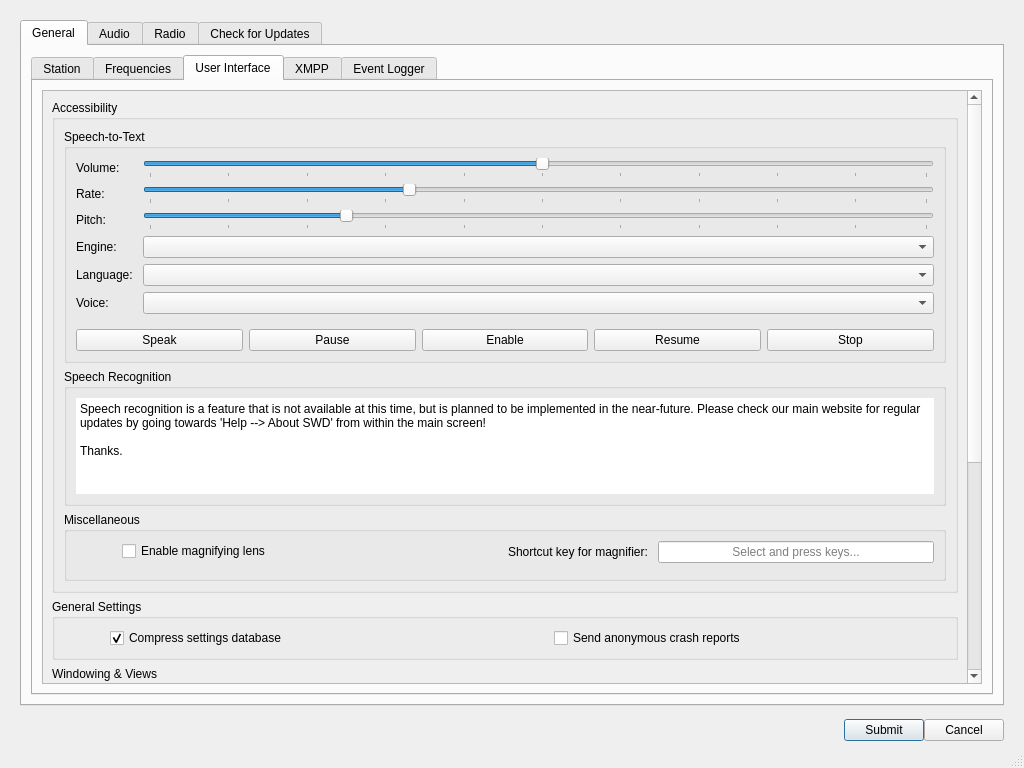
Above: src/ui/dialogsettings.ui from GekkoFyre/small-world-deluxe before the change. Below: the same form after it.
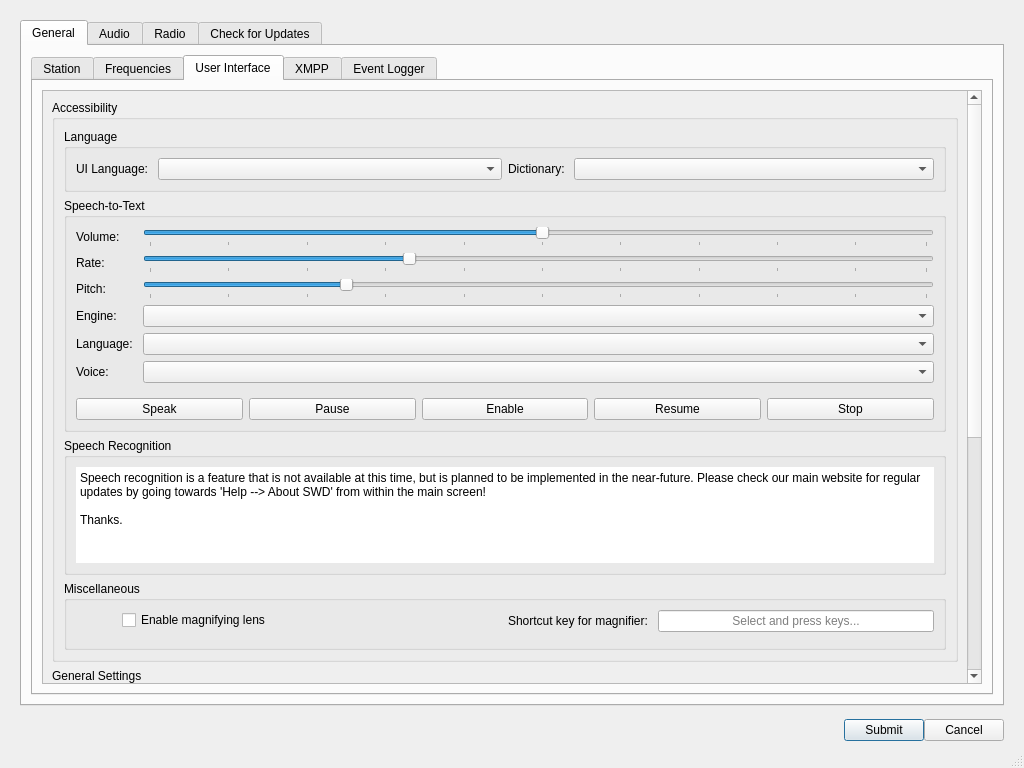
That is the form after the change. The open tabs and pages were chosen to show the change.

What changed in the file:
```diff
--- a/src/ui/dialogsettings.ui
+++ b/src/ui/dialogsettings.ui
@@ -587,7 +587,7 @@
                       <x>0</x>
                       <y>0</y>
                       <width>901</width>
-                      <height>998</height>
+                      <height>1067</height>
                      </rect>
                     </property>
                     <layout class="QVBoxLayout" name="verticalLayout_23">
@@ -597,6 +597,155 @@
                         <string>Accessibility</string>
                        </property>
                        <layout class="QVBoxLayout" name="verticalLayout_50">
+                        <item>
+                         <widget class="QGroupBox" name="groupBox_accessibility_lang_spellchecking">
+                          <property name="title">
+                           <string>Language</string>
+                          </property>
+                          <layout class="QVBoxLayout" name="verticalLayout_66">
+                           <item>
+                            <widget class="QFrame" name="frame_accessibility_lang_spellchecking">
+                             <property name="frameShape">
+                              <enum>QFrame::NoFrame</enum>
+                             </property>
+                             <property name="frameShadow">
+                              <enum>QFrame::Plain</enum>
+                             </property>
+                             <layout class="QHBoxLayout" name="horizontalLayout_54">
+                              <property name="leftMargin">
+                               <number>0</number>
+                              </property>
+                              <property name="topMargin">
+                               <number>0</number>
+                              </property>
+                              <property name="rightMargin">
+                               <number>0</number>
+                              </property>
+                              <property name="bottomMargin">
+                               <number>0</number>
+                              </property>
+                              <item>
+                               <widget class="QFrame" name="frame_accessibility_lang_left">
+                                <property name="frameShape">
+                                 <enum>QFrame::NoFrame</enum>
+                                </property>
+                                <property name="frameShadow">
+                                 <enum>QFrame::Plain</enum>
+                                </property>
+                                <layout class="QFormLayout" name="formLayout_38">
+                                 <property name="leftMargin">
+                                  <number>0</number>
+                                 </property>
+                                 <property name="topMargin">
+                                  <number>0</number>
+                                 </property>
+                                 <property name="rightMargin">
+                                  <number>0</number>
+                                 </property>
+                                 <property name="bottomMargin">
+                                  <number>0</number>
+                                 </property>
+                                 <item row="0" column="0">
+                                  <widget class="QLabel" name="label_accessibility_lang_ui">
+                                   <property name="text">
+                                    <string>UI Language: </string>
+                                   </property>
+                                  </widget>
+                                 </item>
+                                 <item row="0" column="1">
+                                  <widget class="QFrame" name="frame_accessibility_lang_ui">
+                                   <property name="frameShape">
+                                    <enum>QFrame::NoFrame</enum>
+                                   </property>
+                                   <property name="frameShadow">
+                                    <enum>QFrame::Plain</enum>
+                                   </property>
+                                   <layout class="QHBoxLayout" name="horizontalLayout_55">
+                                    <property name="leftMargin">
+                                     <number>0</number>
+                                    </property>
+                                    <property name="topMargin">
+                                     <number>0</number>
+                                    </property>
+                                    <property name="rightMargin">
+                                     <number>0</number>
+                                    </property>
+                                    <property name="bottomMargin">
+                                     <number>0</number>
+                                    </property>
+                                    <item>
+                                     <widget class="QComboBox" name="comboBox_accessibility_lang_ui"/>
+                                    </item>
+                                   </layout>
+                                  </widget>
+                                 </item>
+                                </layout>
+                               </widget>
+                              </item>
+                              <item>
+                               <widget class="QFrame" name="frame_accessibility_lang_right">
+                                <property name="frameShape">
+                                 <enum>QFrame::NoFrame</enum>
+                                </property>
+                                <property name="frameShadow">
+                                 <enum>QFrame::Plain</enum>
+                                </property>
+                                <layout class="QFormLayout" name="formLayout_39">
+                                 <property name="leftMargin">
+                                  <number>0</number>
+                                 </property>
+                                 <property name="topMargin">
+                                  <number>0</number>
+                                 </property>
+                                 <property name="rightMargin">
+                                  <number>0</number>
+                                 </property>
+                                 <property name="bottomMargin">
+                                  <number>0</number>
+                                 </property>
+                                 <item row="0" column="0">
+                                  <widget class="QLabel" name="label_accessibility_dict">
+                                   <property name="text">
+                                    <string>Dictionary: </string>
+                                   </property>
+                                  </widget>
+                                 </item>
+                                 <item row="0" column="1">
+                                  <widget class="QFrame" name="frame_accessibility_dict">
+                                   <property name="frameShape">
+                                    <enum>QFrame::NoFrame</enum>
+                                   </property>
+                                   <property name="frameShadow">
+                                    <enum>QFrame::Plain</enum>
+                                   </property>
+                                   <layout class="QHBoxLayout" name="horizontalLayout_56">
+                                    <property name="leftMargin">
+                                     <number>0</number>
+                                    </property>
+                                    <property name="topMargin">
+                                     <number>0</number>
+                                    </property>
+                                    <property name="rightMargin">
+                                     <number>0</number>
+                                    </property>
+                                    <property name="bottomMargin">
+                                     <number>0</number>
+                                    </property>
+                                    <item>
+                                     <widget class="QComboBox" name="comboBox_accessibility_dict"/>
+                                    </item>
+                                   </layout>
+                                  </widget>
+                                 </item>
+                                </layout>
+                               </widget>
+                              </item>
+                             </layout>
+                            </widget>
+                           </item>
+                          </layout>
+                         </widget>
+                        </item>
                         <item>
                          <widget class="QGroupBox" name="groupBox_accessibility_speech_to_text">
                           <property name="title">
```
